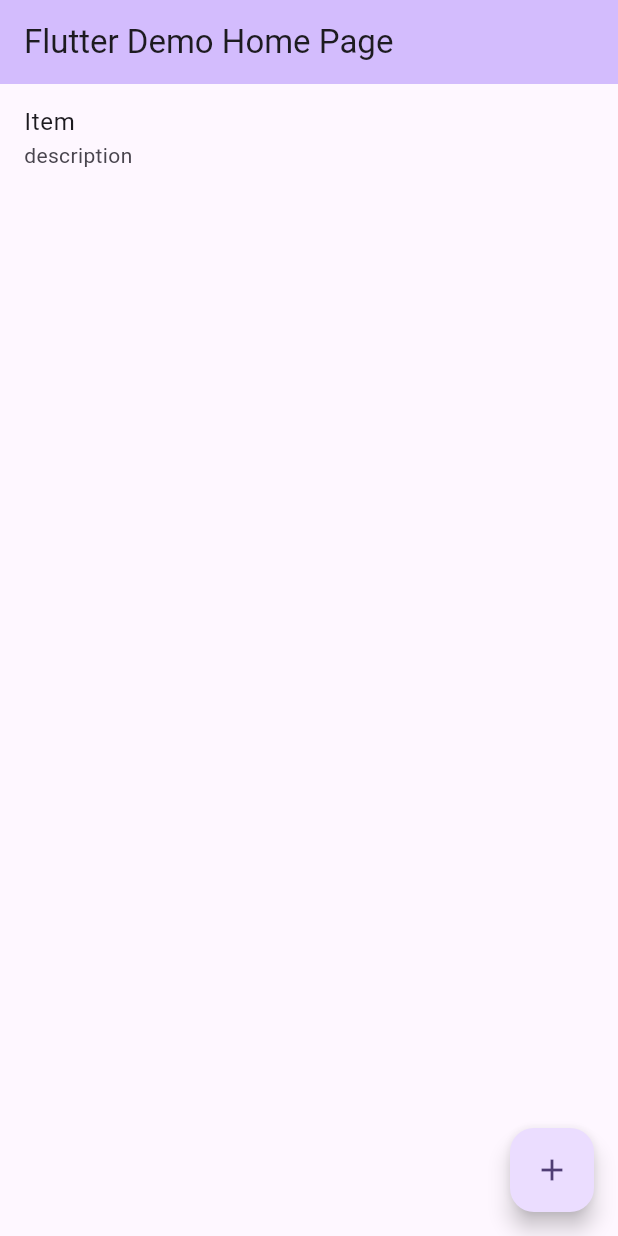
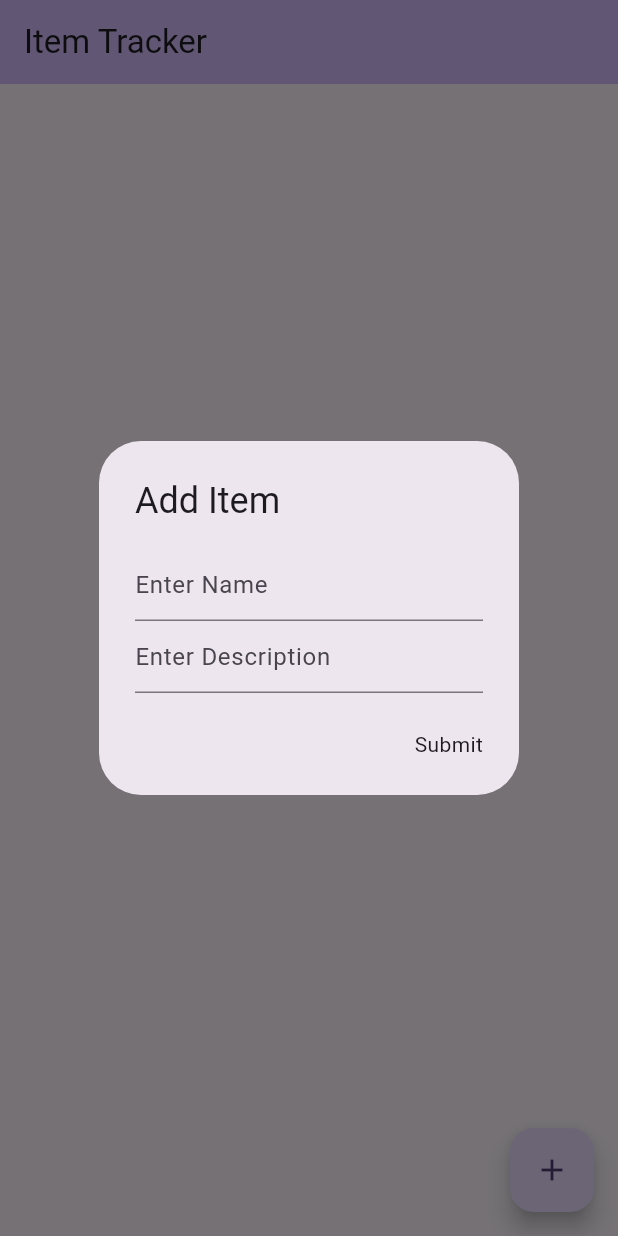
Before and after one commit to praveen0308/item_tracker, a Flutter app: the screen it shows after launch, after a tap on the "add" icon, on a phone screen of 412 x 824 dp. Run offline on Flutter 3.47's test engine with Material 3 defaults, Android fonts, the phone set to English and light mode, and no system bars.

Commit message:
feature: Add, Update & Delete Item feature: Unit tests + widget tests feature: Responsive web & mobile UI

```diff
--- a/lib/main.dart
+++ b/lib/main.dart
@@ -17,12 +17,12 @@ class MyApp extends StatelessWidget {
         ChangeNotifierProvider(create: (_) => ItemProvider()),
       ],
       child: MaterialApp(
-        title: 'Flutter Demo',
+        title: 'Item Tracker',
         theme: ThemeData(
           colorScheme: ColorScheme.fromSeed(seedColor: Colors.deepPurple),
           useMaterial3: true,
         ),
-        home: const MyHomePage(title: 'Flutter Demo Home Page'),
+        home: const MyHomePage(title: 'Item Tracker'),
       ),
     );
   }
--- a/lib/models/Item.dart
+++ /dev/null
@@ -1,8 +0,0 @@
-
-class Item{
-  int? itemId;
-  String? name;
-  String? description;
-
-  Item({this.name, this.description});
-}
--- /dev/null
+++ b/lib/models/item.dart
@@ -0,0 +1,8 @@
+
+class Item{
+  int itemId;
+  String name;
+  String description;
+
+  Item(this.itemId,this.name, this.description);
+}
--- a/lib/providers/item_provider.dart
+++ b/lib/providers/item_provider.dart
@@ -1,13 +1,15 @@
 import 'package:flutter/material.dart';
-import 'package:item_tracker/models/Item.dart';
+import 'package:item_tracker/models/item.dart';
 
 class ItemProvider extends ChangeNotifier{
+
   final List<Item> items = [];
-
+  int uniqueId= 0;
   ItemProvider();
 
   void addItem(String name, String description) async{
-    items.add(Item(name:name,description: description));
+    uniqueId++;
+    items.add(Item(uniqueId,name,description));
     notifyListeners();
   }
   void updateItem(int itemId,String name, String description) async{
--- a/lib/ui/home/home_page.dart
+++ b/lib/ui/home/home_page.dart
@@ -1,19 +1,11 @@
 import 'package:flutter/material.dart';
-import 'package:item_tracker/models/Item.dart';
+import 'package:item_tracker/models/item.dart';
 import 'package:item_tracker/providers/item_provider.dart';
+import 'package:item_tracker/utils/form_action.dart';
 import 'package:provider/provider.dart';
 
 class MyHomePage extends StatefulWidget {
   const MyHomePage({super.key, required this.title});
-
-  // This widget is the home page of your application. It is stateful, meaning
-  // that it has a State object (defined below) that contains fields that affect
-  // how it looks.
-
-  // This class is the configuration for the state. It holds the values (in this
-  // case the title) provided by the parent (in this case the App widget) and
-  // used by the build method of the State. Fields in a Widget subclass are
-  // always marked "final".
 
   final String title;
 
@@ -22,28 +14,172 @@ class MyHomePage extends StatefulWidget {
 }
 
 class _MyHomePageState extends State<MyHomePage> {
+  final GlobalKey _scaffoldKey = GlobalKey();
+  final GlobalKey _listViewKey = GlobalKey();
+  int cols = 0;
+  int aspectRatio=0;
+
+  void showAddItemDialog(FormAction action, {Item? item}) async {
+    final GlobalKey<FormState> formKey = GlobalKey<FormState>();
+    final TextEditingController nameController = TextEditingController();
+    final TextEditingController descriptionController = TextEditingController();
+
+    if (item != null) {
+      nameController.text = item.name ?? "";
+      descriptionController.text = item.description ?? "";
+    }
+
+    return await showDialog(
+        context: context,
+        builder: (context) {
+          return AlertDialog(
+            content: Form(
+                key: formKey,
+                child: Column(
+                  mainAxisSize: MainAxisSize.min,
+                  children: [
+                    TextFormField(
+                      controller: nameController,
+                      validator: (value) {
+                        if (value == null || value.trim().isEmpty) {
+                          return "Name can't be empty";
+                        }
+                        return null;
+                      },
+                      decoration: const InputDecoration(hintText: "Enter Name"),
+                    ),
+                    TextFormField(
+                      controller: descriptionController,
+                      validator: (value) {
+                        if (value == null || value.trim().isEmpty) {
+                          return "Description can't be empty!!";
+                        }
+                        return null;
+                      },
+                      decoration:
+                      const InputDecoration(hintText: "Enter Description"),
+                    )
+                  ],
+                )),
+            title: Text(action == FormAction.add ? "Add Item" : 'Update Item'),
+            actions: <Widget>[
+              InkWell(
+                child: const Text('Submit'),
+                onTap: () {
+                  if (formKey.currentState?.validate() == true) {
+                    if (action == FormAction.add) {
+                      context.read<ItemProvider>().addItem(
+                          nameController.text.trim(),
+                          descriptionController.text.trim());
+                    } else {
+                      context.read<ItemProvider>().updateItem(
+                          item!.itemId,
+                          nameController.text.trim(),
+                          descriptionController.text.trim());
+                    }
+                    Navigator.of(context).pop();
+                  }
+                },
+              ),
+            ],
+          );
+        });
+  }
+
+  void _calculateAndAdjustLayout() {
+    WidgetsBinding.instance.addPostFrameCallback((_) {
+      final RenderBox? listViewBox =
+      _listViewKey.currentContext?.findRenderObject() as RenderBox?;
+
+      if (listViewBox != null) {
+        final Size listViewSize = listViewBox.size;
+
+        final Offset listViewPosition = listViewBox.localToGlobal(Offset.zero);
+
+        print('ListView Size: $listViewSize');
+        print('ListView Position: $listViewPosition');
+
+        setState(() {
+          if(listViewSize.width>800){
+            cols = 3;
+            aspectRatio = 3;
+          }else if(listViewSize.width>400) {
+            cols = 2;
+            aspectRatio = 2;
+          } else{
+            cols = 3;
+            aspectRatio  = 2;
+          }
+        });
+      }
+    });
+  }
+
   @override
   Widget build(BuildContext context) {
     return Scaffold(
+      key: _scaffoldKey,
       appBar: AppBar(
         backgroundColor: Theme.of(context).colorScheme.inversePrimary,
         title: Text(widget.title),
       ),
-      body: ListView.builder(
+      body: LayoutBuilder(builder: (context, constraints) {
+        // _calculateAndAdjustLayout();
+
+        if (context.watch<ItemProvider>().items.isNotEmpty) {
+          return GridView.builder(
+            key: _listViewKey,
+            gridDelegate: SliverGridDelegateWithFixedCrossAxisCount(
+              crossAxisCount: constraints.maxWidth > 800 ? 3 : constraints.maxWidth > 400 ? 2 : 1,
+              childAspectRatio: constraints.maxWidth > 600 ? 3 : 2,
+            ),
             itemBuilder: (context, index) {
               var item = context.watch<ItemProvider>().items[index];
-          return ListTile(
+              return Card(
+                margin: const EdgeInsets.all(10),
+                child: ListTile(
                   title: Text(item.name ?? ""),
                   subtitle: Text(item.description ?? ""),
+                  trailing: Row(
+                    mainAxisSize: MainAxisSize.min,
+                    children: [
+                      IconButton(
+                          onPressed: () {
+                            showAddItemDialog(FormAction.update, item: item);
+                          },
+                          icon: const Icon(Icons.edit)),
+                      IconButton(
+                          onPressed: () {
+                            context.read<ItemProvider>().removeItem(item.itemId!);
+                          },
+                          icon: const Icon(Icons.delete)),
+                    ],
+                  ),
+                ),
               );
             },
             itemCount: context.watch<ItemProvider>().items.length,
+          );
+        }
+        return const Center(
+          child: Column(
+            mainAxisAlignment: MainAxisAlignment.center,
+            children: [
+              Icon(Icons.hourglass_empty),
+              SizedBox(height: 16),
+              Text(
+                "No items in the list!\nUse \"+\" icon button to add new item",
+                textAlign: TextAlign.center,
+              )
+            ],
           ),
+        );
+      }),
       floatingActionButton: FloatingActionButton(
         onPressed: () {
-          context.read<ItemProvider>().addItem("Item", "description");
+          showAddItemDialog(FormAction.add);
         },
-        tooltip: 'Increment',
+        tooltip: 'Add Item',
         child: const Icon(Icons.add),
       ),
     );
--- /dev/null
+++ b/lib/utils/form_action.dart
@@ -0,0 +1,3 @@
+enum FormAction{
+  add,update;
+}
```
Also changed, not shown: lib/ui/home/add_item_page.dart (deleted), 2 other files. Lines whose indentation alone changed are shown as unchanged.
